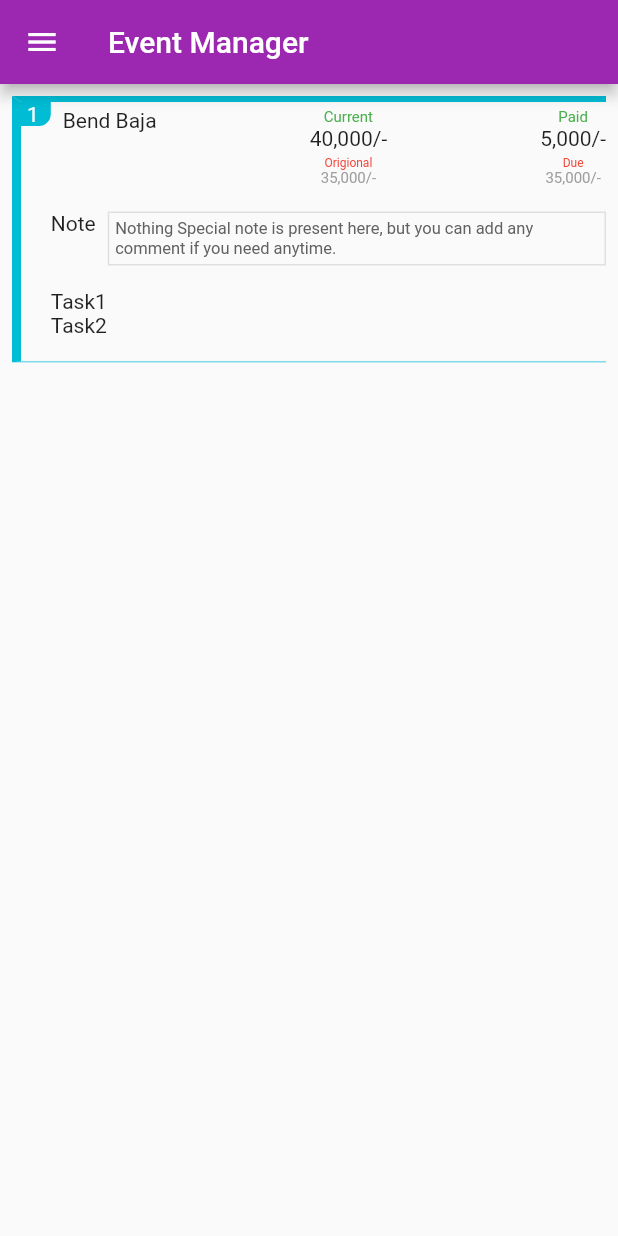
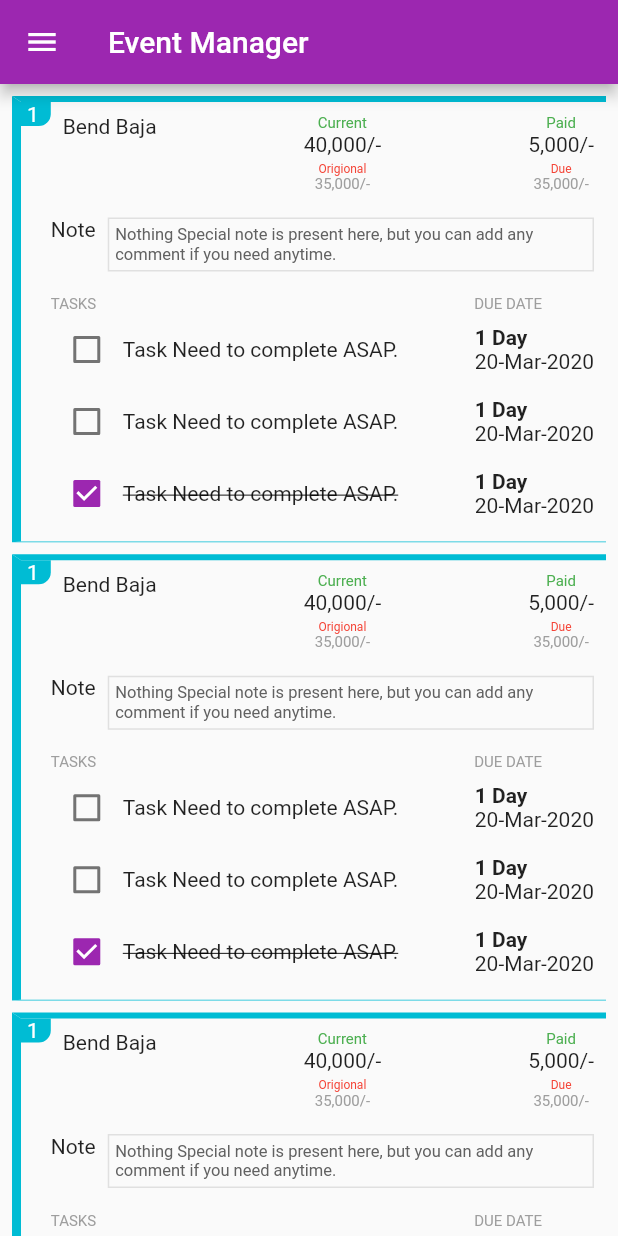
Before and after one commit to NalinMeher/Event-Manager, a Flutter app: the screen it shows after launch, on a phone screen of 412 x 824 dp. Run offline on Flutter 3.47's test engine with Material 2 defaults, Android fonts, the phone set to English and light mode, and no system bars.

Commit message:
Tasks Column completed.

```diff
--- a/event_manager/lib/pages/Home.dart
+++ b/event_manager/lib/pages/Home.dart
@@ -1,8 +1,7 @@
 import 'package:flutter/material.dart';
 
-import '../widgets/BudgetRow.dart';
+import '../widgets/EventItem.dart';
 import '../widgets/MyDrawer.dart';
-import '../widgets/NoteRow.dart';
 
 class Home extends StatelessWidget {
   const Home({Key? key}) : super(key: key);
@@ -27,62 +26,13 @@ class DashboardBody extends StatelessWidget {
   @override
   Widget build(BuildContext context) {
     return ListView(
-      padding: const EdgeInsets.all(8.0),
-      children: const [EventItem()],
+      padding: const EdgeInsets.all(4.0),
+      children: const [
+        EventItem(),
+        EventItem(),
+        EventItem(),
+        EventItem(),
+      ],
     );
   }
 }
-
-class EventItem extends StatelessWidget {
-  const EventItem({
-    Key? key,
-  }) : super(key: key);
-
-  @override
-  Widget build(BuildContext context) {
-    return Container(
-      decoration: BoxDecoration(
-        border: Border(
-          left: BorderSide(color: Colors.cyan, width: 6),
-          top: BorderSide(color: Colors.cyan, width: 4),
-          bottom: BorderSide(color: Colors.cyan, width: 0.5),
-        ),
-      ),
-      child: Container(
-        child: Row(
-          crossAxisAlignment: CrossAxisAlignment.start,
-          children: [
-            Container(
-              child: Container(
-                alignment: Alignment.topLeft,
-                child: Text("1", style: TextStyle(color: Colors.white)),
-              ),
-              padding: EdgeInsets.only(left: 4, right: 8),
-              decoration: BoxDecoration(
-                color: Colors.cyan,
-                borderRadius: BorderRadius.only(
-                  bottomRight: Radius.circular(8),
-                ),
-              ),
-            ),
-            Expanded(
-              child: Column(
-                mainAxisAlignment: MainAxisAlignment.spaceEvenly,
-                crossAxisAlignment: CrossAxisAlignment.start,
-                children: [
-                  const BudgetRow(),
-                  const SizedBox(height: 16),
-                  const NoteRow(),
-                  const SizedBox(height: 16),
-                  Text("Task1"),
-                  Text("Task2"),
-                  const SizedBox(height: 16),
-                ],
-              ),
-            )
-          ],
-        ),
-      ),
-    );
-  }
-}
--- a/event_manager/lib/widgets/BudgetRow.dart
+++ b/event_manager/lib/widgets/BudgetRow.dart
@@ -6,7 +6,7 @@ class BudgetRow extends StatelessWidget {
   @override
   Widget build(BuildContext context) {
     return Container(
-      padding: EdgeInsets.only(left: 8, top: 4),
+      padding: EdgeInsets.only(left: 8, top: 8),
       child: Row(
         mainAxisAlignment: MainAxisAlignment.spaceBetween,
         crossAxisAlignment: CrossAxisAlignment.start,
--- /dev/null
+++ b/event_manager/lib/widgets/EventItem.dart
@@ -0,0 +1,60 @@
+import 'package:flutter/material.dart';
+
+import 'BudgetRow.dart';
+import 'NoteRow.dart';
+import 'TasksList.dart';
+
+class EventItem extends StatelessWidget {
+  const EventItem({
+    Key? key,
+  }) : super(key: key);
+
+  @override
+  Widget build(BuildContext context) {
+    return Container(
+      margin: const EdgeInsets.all(4.0),
+      padding: const EdgeInsets.only(right: 8),
+      decoration: BoxDecoration(
+        border: Border(
+          left: BorderSide(color: Colors.cyan, width: 6),
+          top: BorderSide(color: Colors.cyan, width: 4),
+          bottom: BorderSide(color: Colors.cyan, width: 0.5),
+        ),
+      ),
+      child: Container(
+        child: Row(
+          crossAxisAlignment: CrossAxisAlignment.start,
+          children: [
+            Container(
+              child: Container(
+                alignment: Alignment.topLeft,
+                child: Text("1", style: TextStyle(color: Colors.white)),
+              ),
+              padding: EdgeInsets.only(left: 4, right: 8),
+              decoration: BoxDecoration(
+                color: Colors.cyan,
+                borderRadius: BorderRadius.only(
+                  bottomRight: Radius.circular(8),
+                ),
+              ),
+            ),
+            Expanded(
+              child: Column(
+                mainAxisAlignment: MainAxisAlignment.spaceEvenly,
+                crossAxisAlignment: CrossAxisAlignment.start,
+                children: const [
+                  BudgetRow(),
+                  SizedBox(height: 16),
+                  NoteRow(),
+                  SizedBox(height: 16),
+                  TasksList(),
+                  SizedBox(height: 8),
+                ],
+              ),
+            )
+          ],
+        ),
+      ),
+    );
+  }
+}
--- /dev/null
+++ b/event_manager/lib/widgets/TasksList.dart
@@ -0,0 +1,96 @@
+import 'package:flutter/material.dart';
+
+class TasksList extends StatelessWidget {
+  const TasksList({
+    Key? key,
+  }) : super(key: key);
+
+  @override
+  Widget build(BuildContext context) {
+    return Column(
+      children: [
+        Row(
+          mainAxisAlignment: MainAxisAlignment.spaceBetween,
+          children: const [
+            Text(
+              "TASKS",
+              style: TextStyle(color: Colors.grey, fontSize: 10),
+            ),
+            Text(
+              "DUE DATE              ",
+              style: TextStyle(color: Colors.grey, fontSize: 10),
+            ),
+          ],
+        ),
+        Row(
+          mainAxisAlignment: MainAxisAlignment.spaceAround,
+          children: [
+            Checkbox(
+              value: false,
+              onChanged: (bool? value) {},
+            ),
+            const Expanded(child: Text("Task Need to complete ASAP.")),
+            Column(
+              crossAxisAlignment: CrossAxisAlignment.start,
+              children: const [
+                Text(
+                  "1 Day",
+                  style: TextStyle(
+                    fontWeight: FontWeight.bold,
+                  ),
+                ),
+                Text("20-Mar-2020"),
+              ],
+            )
+          ],
+        ),
+        Row(
+          mainAxisAlignment: MainAxisAlignment.spaceAround,
+          children: [
+            Checkbox(
+              value: false,
+              onChanged: (bool? value) {},
+            ),
+            const Expanded(child: Text("Task Need to complete ASAP.")),
+            Column(
+              crossAxisAlignment: CrossAxisAlignment.start,
+              children: const [
+                Text(
+                  "1 Day",
+                  style: TextStyle(
+                    fontWeight: FontWeight.bold,
+                  ),
+                ),
+                Text("20-Mar-2020"),
+              ],
+            )
+          ],
+        ),
+        Row(
+          mainAxisAlignment: MainAxisAlignment.spaceAround,
+          children: [
+            Checkbox(
+              value: true,
+              onChanged: (bool? value) {},
+            ),
+            const Expanded(
+                child: Text("Task Need to complete ASAP.",
+                    style: TextStyle(decoration: TextDecoration.lineThrough))),
+            Column(
+              crossAxisAlignment: CrossAxisAlignment.start,
+              children: const [
+                Text(
+                  "1 Day",
+                  style: TextStyle(
+                    fontWeight: FontWeight.bold,
+                  ),
+                ),
+                Text("20-Mar-2020"),
+              ],
+            )
+          ],
+        ),
+      ],
+    );
+  }
+}
```
